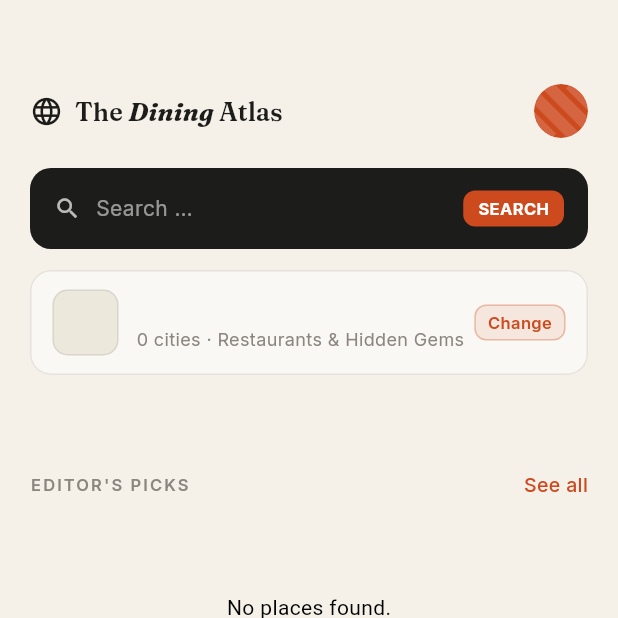
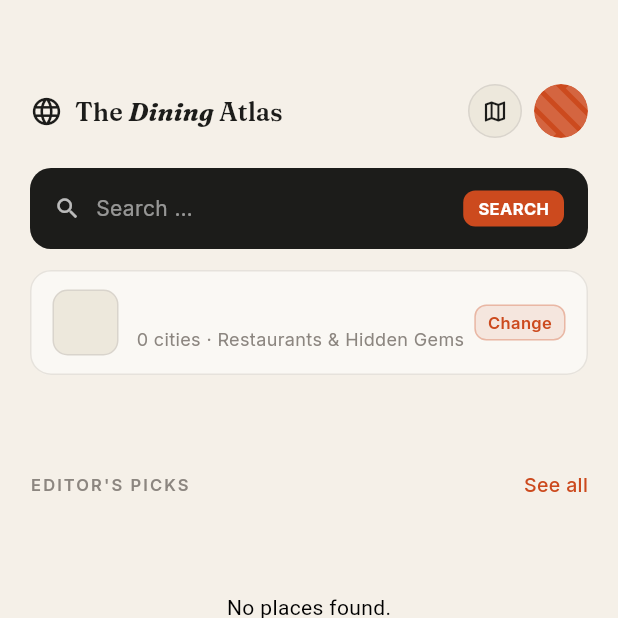
Before and after one commit to Xart3mis/TheDiningAtlas, a Flutter app: the AtlasScreen screen opened directly, on a phone screen of 412 x 824 dp, the top half of it. Run offline on Flutter 3.47's test engine with Material 3 defaults, Android fonts, the phone set to English and light mode, and no system bars; our stand-ins replace cached_network_image, cloud_firestore, connectivity_plus, firebase_auth, firebase_core, firebase_messaging and 9 more; accounts and stored records are empty.

Commit message:
fix: restore map access with map icon button in atlas header
Adds a circular map icon button to the AtlasScreen header (before the
avatar) that navigates to MapSearchScreen via RouteNames.kMapSearch.
A TODO comment marks the slot where Task 7's chat icon will be inserted.

Co-Authored-By: Claude Sonnet 4.6 <noreply@anthropic.com>

```diff
--- a/lib/screens/home/atlas_screen.dart
+++ b/lib/screens/home/atlas_screen.dart
@@ -138,6 +138,27 @@ class _AtlasScreenState extends State<AtlasScreen> {
               ),
             ],
           ),
+          Row(
+            children: [
+              // Map button
+              GestureDetector(
+                onTap: () =>
+                    Navigator.pushNamed(context, RouteNames.kMapSearch),
+                child: Container(
+                  width: 36,
+                  height: 36,
+                  margin: const EdgeInsets.only(right: 8),
+                  decoration: BoxDecoration(
+                    color: AppColors.parchment,
+                    shape: BoxShape.circle,
+                    border: Border.all(color: AppColors.lightGrey),
+                  ),
+                  child: const Icon(Icons.map_outlined,
+                      size: 18, color: AppColors.ink),
+                ),
+              ),
+              // TODO(Task 7): insert chat icon here
+              // Avatar / profile
               GestureDetector(
                 onTap: () => MainShell.switchTab(4),
                 child: SizedBox(
@@ -152,23 +173,28 @@ class _AtlasScreenState extends State<AtlasScreen> {
                               color: AppColors.terracotta,
                               width: 36,
                               height: 36,
-                          borderRadius: BorderRadius.all(Radius.circular(18)),
+                              borderRadius:
+                                  BorderRadius.all(Radius.circular(18)),
                             ),
                             errorWidget: (_, __, ___) => const StripeTile(
                               color: AppColors.terracotta,
                               width: 36,
                               height: 36,
-                          borderRadius: BorderRadius.all(Radius.circular(18)),
+                              borderRadius:
+                                  BorderRadius.all(Radius.circular(18)),
                             ),
                           )
                         : const StripeTile(
                             color: AppColors.terracotta,
                             width: 36,
                             height: 36,
-                        borderRadius: BorderRadius.all(Radius.circular(18)),
+                            borderRadius:
+                                BorderRadius.all(Radius.circular(18)),
                           ),
                   ),
                 ),
+              ),
+            ],
           ),
         ],
       ),
```
Lines whose indentation alone changed are shown as unchanged.
